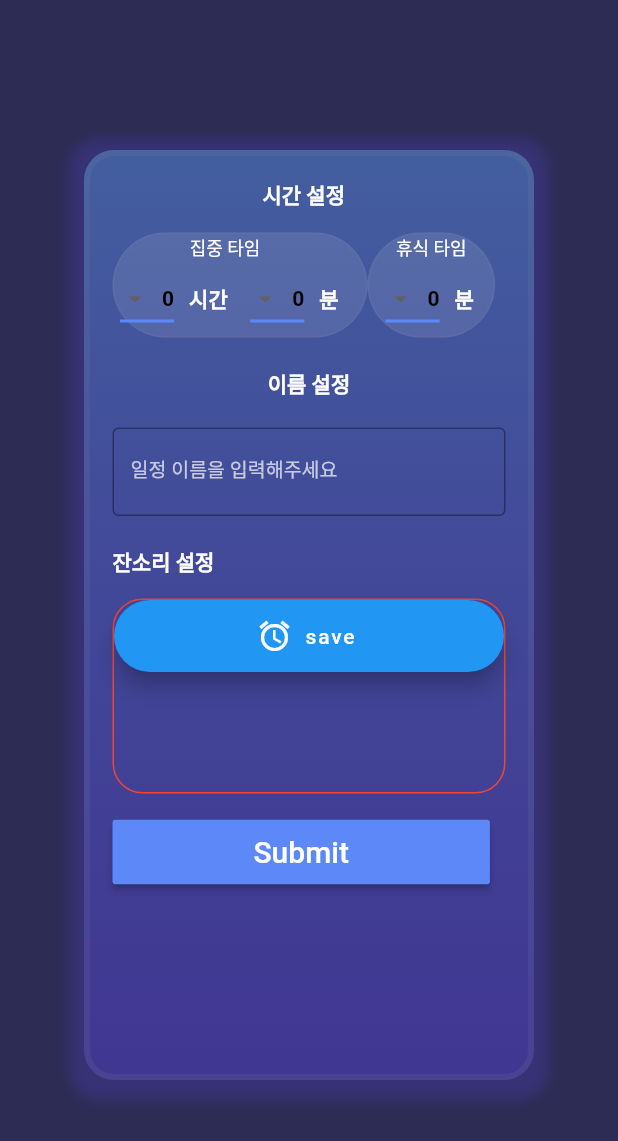
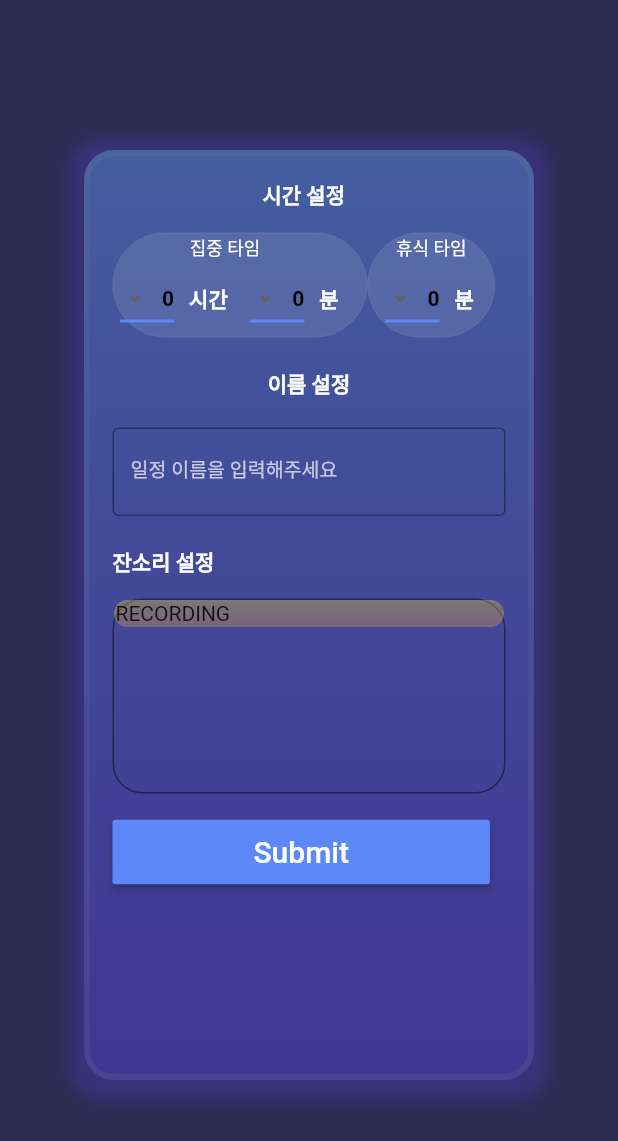
Before and after one commit to dsc-sookmyung/2021-TimmyRoom-JANSORI, a Flutter app: the screen it shows after launch, swiped to page 3, on a phone screen of 412 x 824 dp. Shown: the top 1141 px of the screen. Run offline on Flutter 3.47's test engine with Material 2 defaults, Android fonts, the phone set to English and light mode, and no system bars; our stand-ins replace audioplayers, carousel_slider, gradient_app_bar, shared_preferences, splashscreen, sqflite and 1 more; accounts and stored records are empty.

Commit message:
add click $ recording

```diff
--- a/timmyroom_jansori/lib/page3.dart
+++ b/timmyroom_jansori/lib/page3.dart
@@ -120,7 +120,7 @@ class Page3 extends State<MainPage3>{
                             height: 130,
                             decoration: BoxDecoration(
                               border: Border.all(
-                                color: Colors.red,
+                                color: Color.fromRGBO(4, 4, 7, 0.5),
                               ),
                               borderRadius: BorderRadius.all(Radius.circular(20)),
                             ),
@@ -139,6 +139,7 @@ class Page3 extends State<MainPage3>{
                                                     print(todo.id);
                                                   },
                                                   child: Container(
+                                                      height: 30,
                                                       decoration: BoxDecoration(
                                                         borderRadius: BorderRadius.circular(26),
                                                         gradient: LinearGradient(
@@ -164,10 +165,27 @@ class Page3 extends State<MainPage3>{
                                                   )
                                               );
                                             }).followedBy([
-                                              FloatingActionButton.extended(
-                                                onPressed: onAudioRecording,
-                                                icon: Icon(Icons.alarm),
-                                                label: Text('save'),
+                                              GestureDetector(
+                                                onTapDown: (TapDownDetails details){
+                                                    //onAudioRecording();
+                                                    print("녹음시작 ");
+                                                    },
+                                                onTapUp: (TapUpDetails details){
+                                                  print("녹음 끝");
+                                                },
+
+                                                child: Container(
+                                                  decoration:
+                                                  BoxDecoration(
+                                                    //color: Colors.white.withOpacity(0.1),
+                                                    gradient: LinearGradient(colors: [Color(0xFFFFA738).withOpacity(0.3), Color(0xFFFFE130).withOpacity(0.3)], begin: Alignment.bottomCenter, end: Alignment.topCenter,),
+                                                    border: Border.all(width: 1, color: Colors.grey.withOpacity(0.1),),
+                                                    borderRadius: BorderRadius.all(
+                                                      Radius.circular(40),
+                                                    ),
+                                                  ),
+                                                  child : Text("RECORDING"),
+                                                ),
                                               ),
                                             ]).toList()
                                         );
--- a/timmyroom_jansori/pubspec.yaml
+++ b/timmyroom_jansori/pubspec.yaml
@@ -72,6 +72,11 @@ flutter:
     - assets/finish3.m4a
     - assets/study.m4a
     - assets/wakeup.m4a
+    - assets/Study start.m4a
+    - assets/Study end.m4a
+    - assets/Rest start.m4a
+    - assets/Rest end.m4a
+
 
   # To add assets to your application, add an assets section, like this:
   # assets:
```
Also changed, not shown: timmyroom_jansori/lib/startPage.dart (+46 -11 lines), 4 other files.
